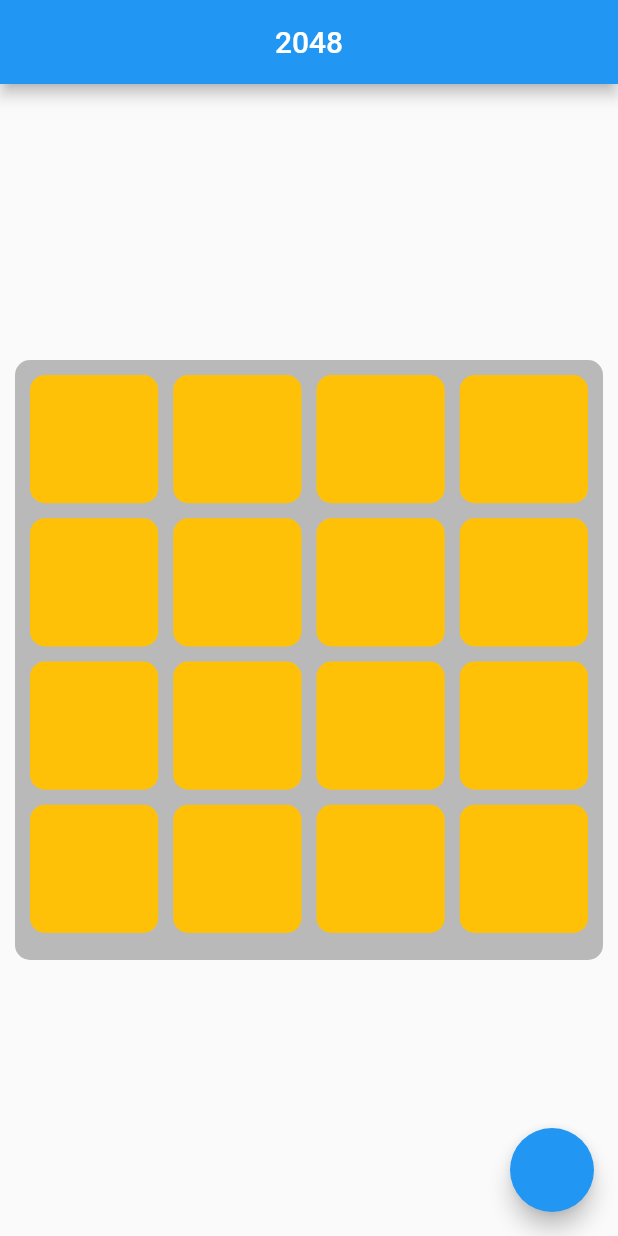
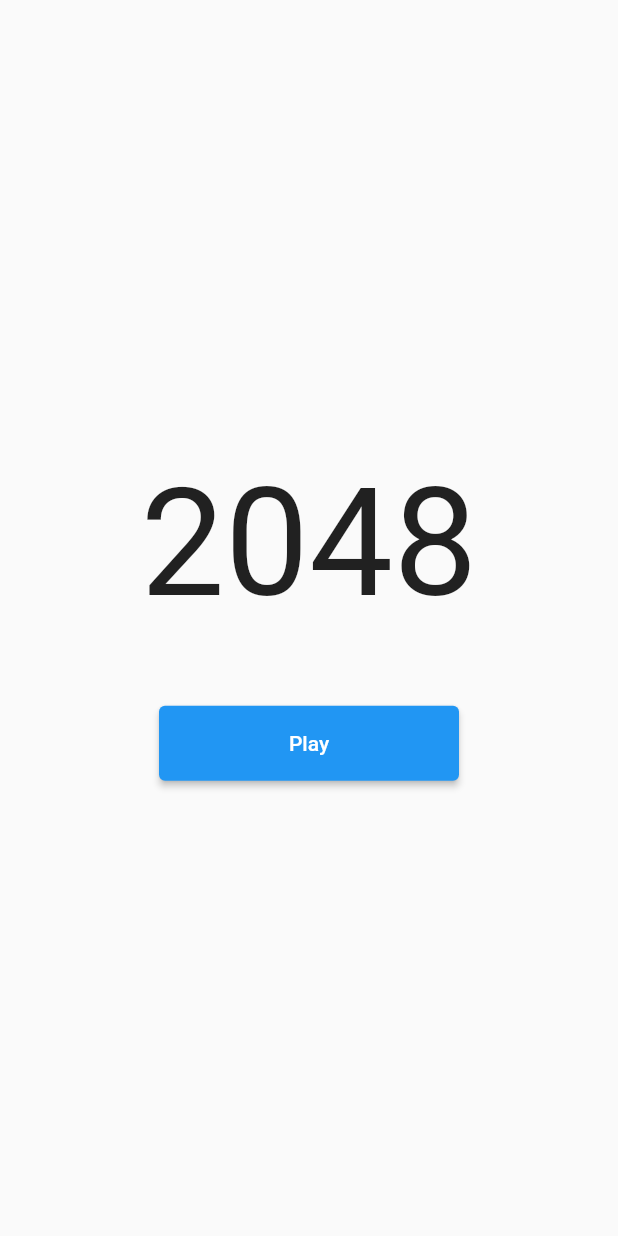
Before and after one commit to alibaransel/flutter_2048_clone, a Flutter app: the screen it shows after launch, on a phone screen of 412 x 824 dp. Run offline on Flutter 3.47's test engine with Material 2 defaults, Android fonts, the phone set to English and light mode, and no system bars.

Commit message:
Game state screens implemented

```diff
--- /dev/null
+++ b/lib/constants/app_durations.dart
@@ -0,0 +1,5 @@
+class AppDurations {
+  AppDurations._();
+
+  static const Duration m = Duration(milliseconds: 200);
+}
--- a/lib/constants/app_sizes.dart
+++ b/lib/constants/app_sizes.dart
@@ -1,7 +1,15 @@
 class AppSizes {
   AppSizes._();
 
-  static const double padding = 10;
+  static const double lengthM = 50;
+  static const double lengthL = 200;
+  static const double lengthXL = 400;
+
+  static const double spacingM = 10;
+  static const double spacingL = 50;
 
   static const double borderRadius = 10;
+
+  static const double fontL = 30;
+  static const double fontXL = 100;
 }
--- a/lib/constants/app_strings.dart
+++ b/lib/constants/app_strings.dart
@@ -2,4 +2,6 @@ class AppStrings {
   AppStrings._();
 
   static const String appName = '2048';
+  static const String play = 'Play';
+  static const String gameOver = 'Game Over';
 }
--- a/lib/main.dart
+++ b/lib/main.dart
@@ -1,6 +1,6 @@
 import 'package:flutter/material.dart';
 import 'package:flutter_2048_clone/constants/app_strings.dart';
-import 'package:flutter_2048_clone/ui/game_screen.dart';
+import 'package:flutter_2048_clone/ui/home_screen.dart';
 
 void main() {
   runApp(const MyApp());
@@ -14,7 +14,7 @@ class MyApp extends StatelessWidget {
     return const MaterialApp(
       title: AppStrings.appName,
       debugShowCheckedModeBanner: false,
-      home: GameScreen(),
+      home: HomeScreen(),
     );
   }
 }
--- /dev/null
+++ b/lib/ui/home_screen.dart
@@ -0,0 +1,49 @@
+import 'package:flutter/material.dart';
+import 'package:flutter_2048_clone/constants/app_sizes.dart';
+import 'package:flutter_2048_clone/constants/app_strings.dart';
+import 'package:flutter_2048_clone/ui/game_screen.dart';
+
+class HomeScreen extends StatelessWidget {
+  const HomeScreen({super.key});
+
+  @override
+  Widget build(BuildContext context) {
+    return Scaffold(
+      body: Padding(
+        padding: const EdgeInsets.all(AppSizes.spacingM),
+        child: Center(
+          child: Column(
+            mainAxisAlignment: MainAxisAlignment.center,
+            children: [
+              const Text(
+                AppStrings.appName,
+                style: TextStyle(
+                  fontSize: AppSizes.fontXL,
+                ),
+              ),
+              const SizedBox(
+                height: AppSizes.spacingL,
+              ),
+              ElevatedButton(
+                style: ElevatedButton.styleFrom(
+                  minimumSize: const Size(
+                    AppSizes.lengthL,
+                    AppSizes.lengthM,
+                  ),
+                ),
+                child: const Text(AppStrings.play),
+                onPressed: () {
+                  Navigator.of(context).pushReplacement(
+                    MaterialPageRoute<void>(
+                      builder: (context) => const GameScreen(),
+                    ),
+                  );
+                },
+              ),
+            ],
+          ),
+        ),
+      ),
+    );
+  }
+}
```
Also changed, not shown: lib/models/game.dart (+30 -1 lines), lib/ui/game_screen.dart (+66 -22 lines).
